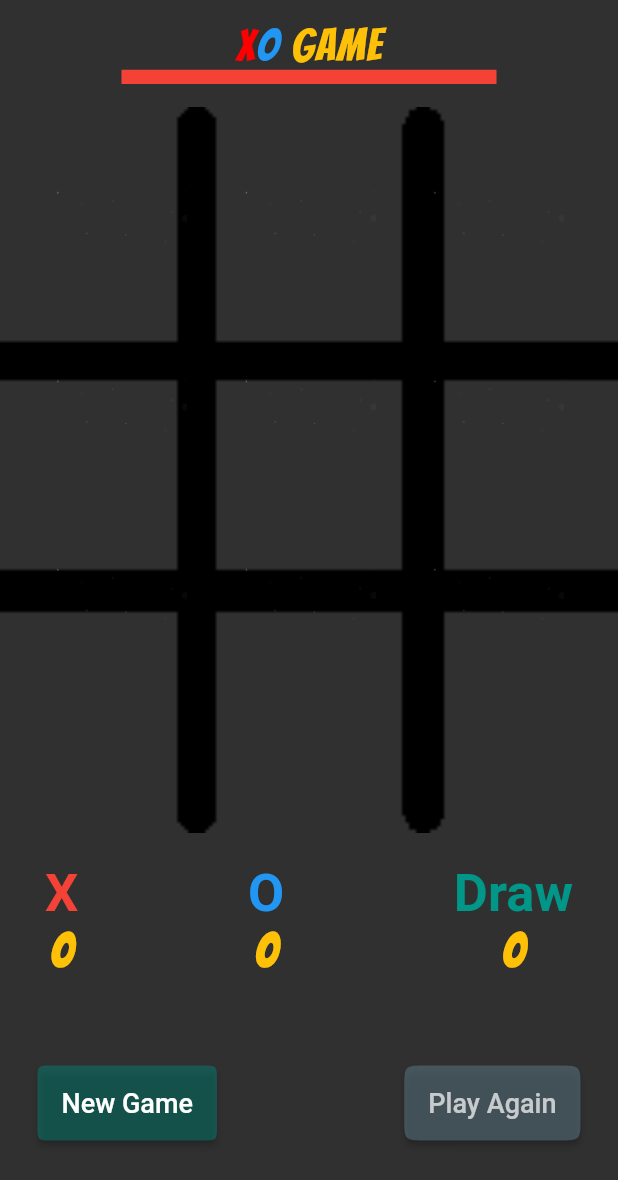
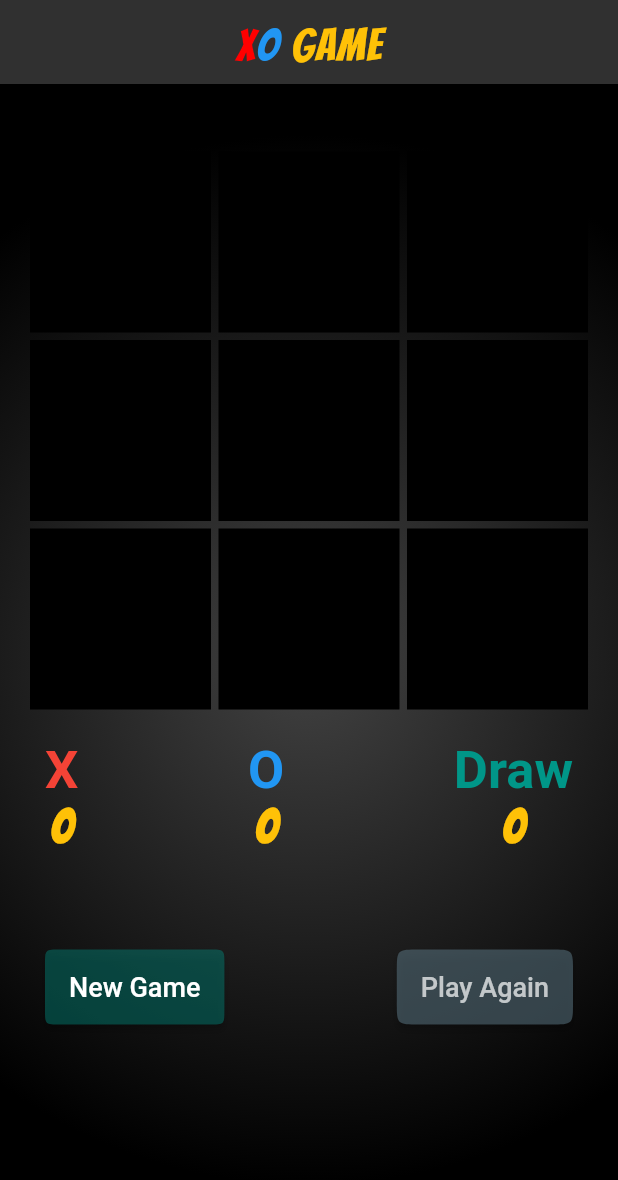
Before and after one commit to EslamFares/XO-Game, a Flutter app: the screen it shows after launch, on a phone screen of 412 x 824 dp. Shown: the top 1180 px of the screen. Run offline on Flutter 3.47's test engine with Material 2 defaults, Android fonts, the phone set to English and light mode, and no system bars; our stand-ins replace google_fonts.

Commit message:
final (last update)

```diff
--- a/lib/HomePage.dart
+++ b/lib/HomePage.dart
@@ -11,7 +11,7 @@ class _HomePageState extends State<HomePage> {
   final _scafoldKey = GlobalKey<ScaffoldState>();
   AssetImage cross = AssetImage('assets/img/cross.png');
   AssetImage circle = AssetImage('assets/img/circle00.png');
-  AssetImage edit = AssetImage('assets/img/empty.png');
+  AssetImage edit = AssetImage('assets/img/edit.png');
 
   int crossWin = 0;
   int circleWin = 0;
@@ -96,37 +96,37 @@ class _HomePageState extends State<HomePage> {
               Container(
                 height: 10,
                 width: 250,
-                color: Colors.red,
               )
             ],
           ),
         ),
       ),
-      body: Column(
-        mainAxisAlignment: MainAxisAlignment.start,
-        crossAxisAlignment: CrossAxisAlignment.center,
+      body: Container(
+        padding: EdgeInsets.only(top: 25),
+        height: MediaQuery.of(context).size.height,
+        width: MediaQuery.of(context).size.width,
+        decoration: BoxDecoration(
+          gradient: RadialGradient(colors: [
+            Colors.grey[800],
+            Colors.black,
+          ], radius: 0.85, focal: Alignment.center),
+        ),
+        child: Column(
           children: <Widget>[
-          Container(
-            padding: EdgeInsets.only(top: 15),
-            height: MediaQuery.of(context).size.height/1.65,
-            width: MediaQuery.of(context).size.width,
-            child: Stack(
-              alignment: Alignment.center,
-         children: <Widget>[
-           Image.asset('assets/img/backg3.png',
-             fit: BoxFit.cover,
-             width: MediaQuery.of(context).size.width,
-             height: MediaQuery.of(context).size.height/1.5,),
             GridView.builder(
+              shrinkWrap: true,
               padding: EdgeInsets.all(20),
               gridDelegate: SliverGridDelegateWithFixedCrossAxisCount(
                   crossAxisCount: 3,
                   childAspectRatio: 1.0,
-                   crossAxisSpacing: 5.0,
-                   mainAxisSpacing: 5.0),
-               itemBuilder: (context, i) => SizedBox(
+                  crossAxisSpacing: 5,
+                  mainAxisSpacing: 5),
+              itemBuilder: (context, i) =>
+                  SizedBox(
                 height: 100,
                 width: 100,
+                child: Container(
+    color: Colors.black,
                   child: MaterialButton(
                     onPressed: () => playGame(i),
                     child: Image(
@@ -134,13 +134,13 @@ class _HomePageState extends State<HomePage> {
                     ),
                   ),
                 ),
+              ),
               itemCount: gameState.length,
             ),
-         ],
-            ),
-
-          ),
-          SizedBox(height: 20,),
+            //===============================================
+            Container(
+              child: Column(
+                children: <Widget>[
                   SizedBox(
                     height: 110,
                     child: Padding(
@@ -221,9 +221,9 @@ class _HomePageState extends State<HomePage> {
                       ),
                     ),
                   ),
-          SizedBox(height: 5,),
+                  SizedBox(height: 30,),
                   Padding(
-            padding: EdgeInsets.only(left: 25,right: 25,top: 20,bottom: 5),
+                    padding: EdgeInsets.only(left: 30,right: 30,top: 0,bottom: 5),
                     child: Row(
                       mainAxisAlignment: MainAxisAlignment.spaceBetween,
                       children: <Widget>[
@@ -257,6 +257,10 @@ class _HomePageState extends State<HomePage> {
                     ),
                   )
                 ],
+              ),
+            )
+          ],
+        ),
       ),
     );
   }
```
Also changed, not shown: img from app/Screenshot_1587999825.png (renamed from imf from app/Screenshot_1587999825.png), img from app/Screenshot_1587999837.png (renamed from imf from app/Screenshot_1587999837.png), img from app/Screenshot_1588004286.png (added). Lines whose indentation alone changed are shown as unchanged.
